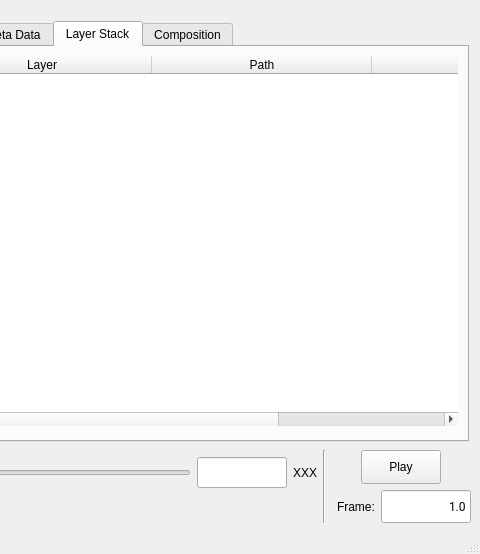
First picture: the form in pxr/usdImaging/usdviewq/mainWindowUI.ui, repository PixarAnimationStudios/OpenUSD, before the edit; both pictures show x 665 to 1145 and y 448 to 1002 of the 1145 by 1002 pixel window.
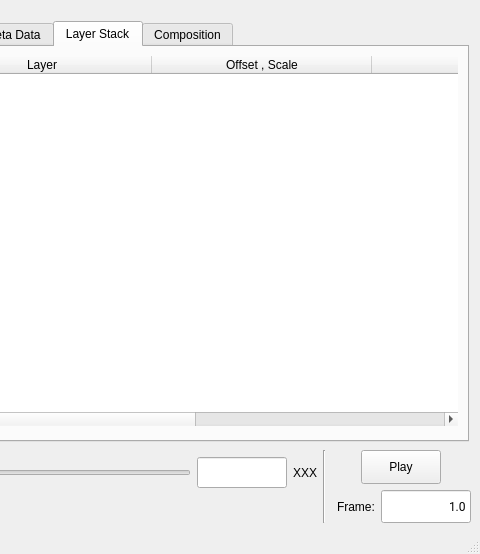
Second picture: the form after the edit. The open tabs and pages were chosen to show the change. Custom widgets are drawn as their Qt base class.

Diff of the .ui file:
```diff
--- a/pxr/usdImaging/usdviewq/mainWindowUI.ui
+++ b/pxr/usdImaging/usdviewq/mainWindowUI.ui
@@ -812,7 +812,7 @@
                       <enum>Qt::SolidLine</enum>
                      </property>
                      <property name="columnCount">
-                      <number>3</number>
+                      <number>4</number>
                      </property>
                      <attribute name="horizontalHeaderCascadingSectionResizes">
                       <bool>true</bool>
@@ -846,6 +846,11 @@
                        <string>Layer</string>
                       </property>
                      </column>
+                     <column>
+                      <property name="text">
+                       <string>Offset , Scale</string>
+                      </property>
+                     </column>
                      <column>
                       <property name="text">
                        <string>Path</string>
```
